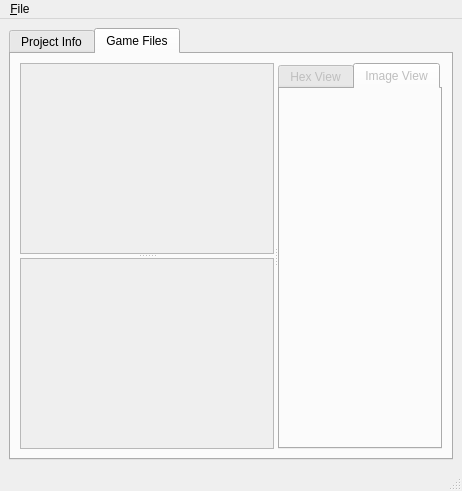
The window that shsl-editor/gui/mainwindow.ui (Delta-Psi/shsl-editor) describes before a commit, drawn with Qt 5.
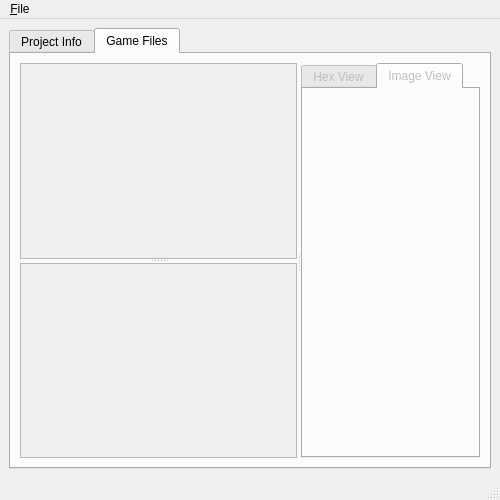
The same window after the commit.

Patch:
```diff
--- a/shsl-editor/gui/mainwindow.ui
+++ b/shsl-editor/gui/mainwindow.ui
@@ -2,6 +2,14 @@
 <ui version="4.0">
  <class>MainWindow</class>
  <widget class="QMainWindow" name="MainWindow">
+  <property name="geometry">
+   <rect>
+    <x>0</x>
+    <y>0</y>
+    <width>500</width>
+    <height>500</height>
+   </rect>
+  </property>
   <property name="windowTitle">
    <string>SHSL Editor</string>
   </property>
@@ -98,7 +106,7 @@
     <rect>
      <x>0</x>
      <y>0</y>
-     <width>1030</width>
+     <width>500</width>
      <height>23</height>
     </rect>
    </property>
```
Left out of the diff: 3 changed lines with no effect on the pictures.
